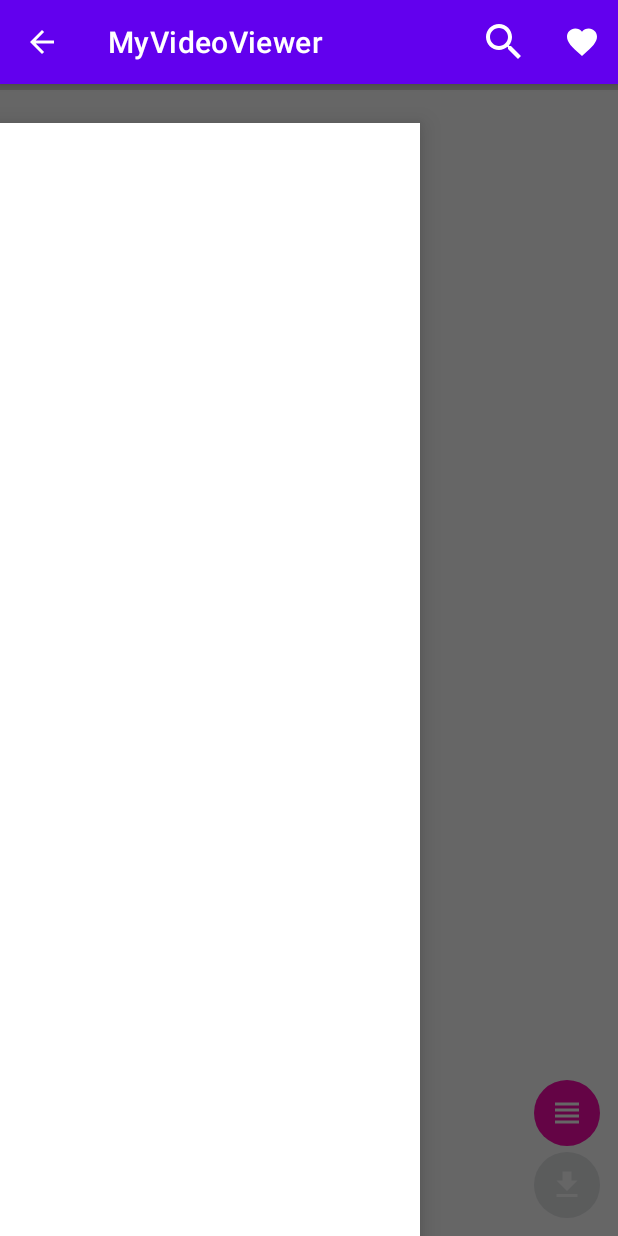
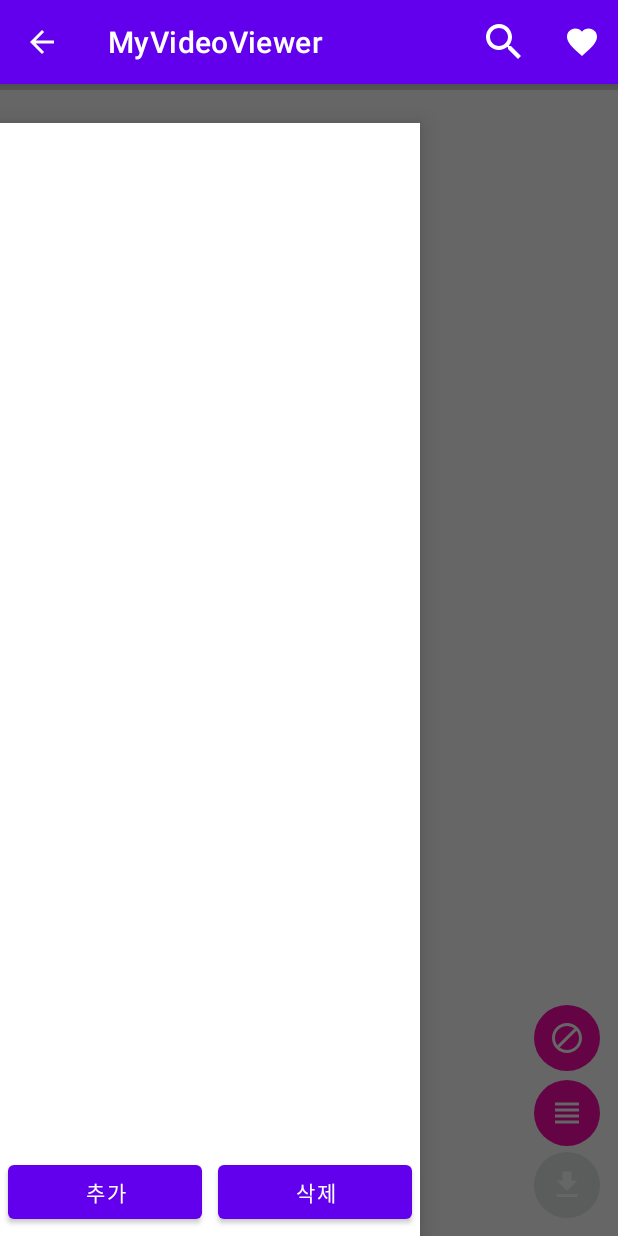
Before and after one commit to forComport/MyVideoViewer, an Android app: the WebSearchActivity screen opened directly, with no data from a screen before it, with the side drawer open, on a phone screen of 412 x 824 dp. Run offline under Robolectric (Android 15) with nearby library versions, the phone set to English and light mode, and no system bars.

```diff
--- /dev/null
+++ b/app/src/main/res/drawable/ic_block.xml
@@ -0,0 +1,10 @@
+<?xml version="1.0" encoding="utf-8"?>
+<vector xmlns:android="http://schemas.android.com/apk/res/android"
+    android:width="24dp"
+    android:height="24dp"
+    android:viewportWidth="24"
+    android:viewportHeight="24">
+    <path
+        android:fillColor="@color/white"
+        android:pathData="M12,2C6.48,2 2,6.48 2,12s4.48,10 10,10 10,-4.48 10,-10S17.52,2 12,2zM4,12c0,-4.42 3.58,-8 8,-8 1.85,0 3.55,0.63 4.9,1.69L5.69,16.9C4.63,15.55 4,13.85 4,12zM12,20c-1.85,0 -3.55,-0.63 -4.9,-1.69L18.31,7.1C19.37,8.45 20,10.15 20,12c0,4.42 -3.58,8 -8,8z"/>
+</vector>
--- a/app/src/main/res/layout/activity_web_search.xml
+++ b/app/src/main/res/layout/activity_web_search.xml
@@ -27,6 +27,17 @@
             android:progress="0"
             android:layout_alignParentTop="true"/>
         <ImageButton
+            android:id="@+id/list_blacklist"
+            android:src="@drawable/ic_block"
+            android:layout_width="wrap_content"
+            android:layout_height="wrap_content"
+            android:layout_alignParentBottom="true"
+            android:layout_alignParentEnd="true"
+            android:padding="10dp"
+            android:layout_marginEnd="12dp"
+            android:layout_marginBottom="110dp"
+            android:background="@drawable/circle_button_active"/>
+        <ImageButton
             android:id="@+id/list_button"
             android:src="@drawable/ic_list"
             android:layout_width="wrap_content"
@@ -53,9 +64,35 @@
         android:layout_height="match_parent"
         android:layout_gravity="start"
         android:layout_marginTop="82dp">
-        <ListView
-            android:id="@+id/drawer_list"
+        <RelativeLayout
             android:layout_width="match_parent"
-            android:layout_height="match_parent"/>
+            android:layout_height="match_parent">
+            <ListView
+                android:id="@+id/drawer_list"
+                android:layout_width="match_parent"
+                android:layout_height="match_parent"/>
+            <LinearLayout
+                android:id="@+id/drawer_menu"
+                android:layout_width="match_parent"
+                android:layout_height="wrap_content"
+                android:orientation="horizontal"
+                android:layout_alignParentBottom="true">
+                <Button
+                    android:id="@+id/drawer_add"
+                    android:layout_width="wrap_content"
+                    android:layout_height="wrap_content"
+                    android:text="추가"
+                    android:layout_weight="1"
+                    android:layout_margin="5dp"/>
+                <Button
+                    android:id="@+id/drawer_delete"
+                    android:layout_width="wrap_content"
+                    android:layout_height="wrap_content"
+                    android:text="삭제"
+                    android:layout_weight="1"
+                    android:layout_margin="5dp"/>
+            </LinearLayout>
+        </RelativeLayout>
+
     </com.google.android.material.navigation.NavigationView>
 </androidx.drawerlayout.widget.DrawerLayout>
```
Also changed, not shown: app/src/main/java/com/example/myvideoviewer/DbHelper.java (+70 -2 lines), app/src/main/java/com/example/myvideoviewer/WebSearchActivity.java (+46 -16 lines).
